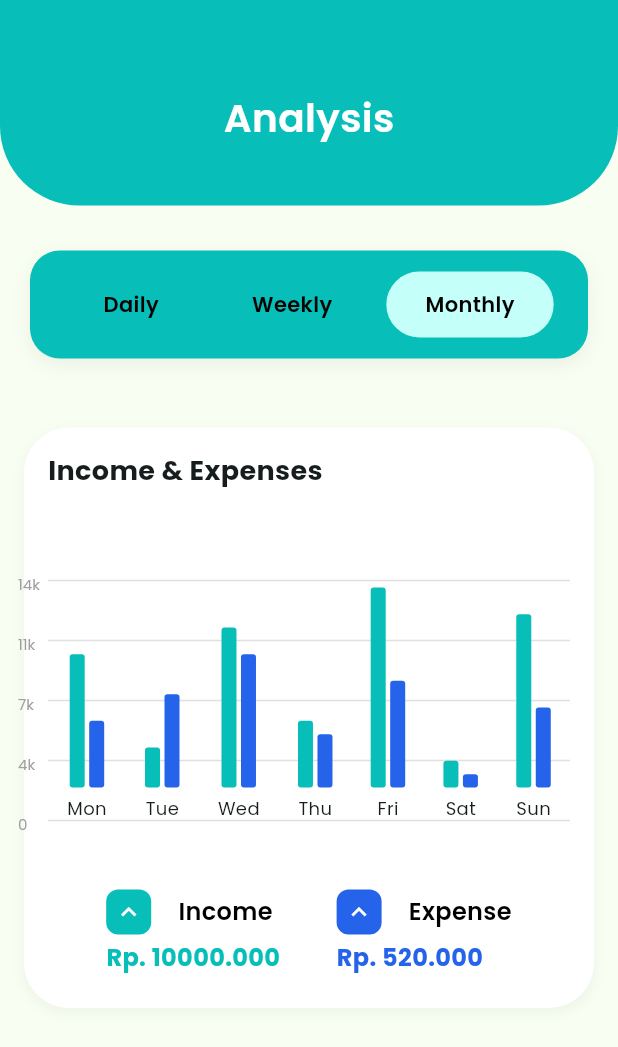
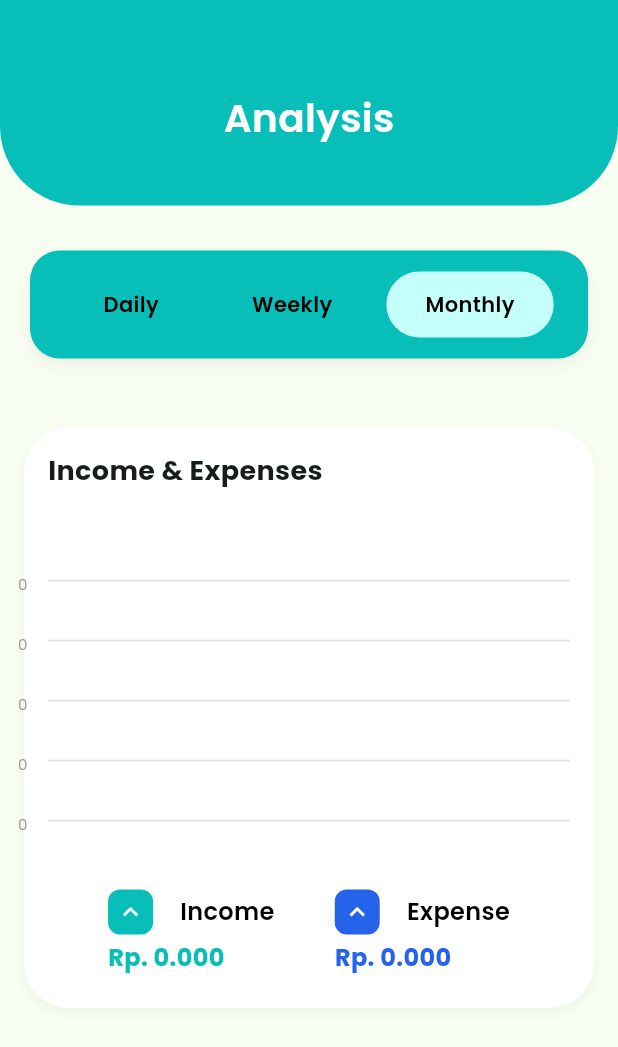
Before and after one commit to asyrafrzki/Dompetku-app, a Flutter app: the AnalyticsPage screen opened directly, after a tap on "Monthly", on a phone screen of 412 x 824 dp. Shown: the top 1047 px of the screen. Run offline on Flutter 3.47's test engine with Material 3 defaults, Android fonts, the phone set to English and light mode, and no system bars; our stand-ins replace cloud_firestore, firebase_auth, firebase_core, google_fonts, table_calendar; accounts and stored records are empty.

```diff
--- a/lib/presentation/pages/analytics/analytics_page.dart
+++ b/lib/presentation/pages/analytics/analytics_page.dart
@@ -2,6 +2,10 @@ import 'package:flutter/material.dart';
 import 'package:google_fonts/google_fonts.dart';
 import 'package:table_calendar/table_calendar.dart';
 import 'dart:math' as math;
+import 'package:cloud_firestore/cloud_firestore.dart';
+import 'package:firebase_auth/firebase_auth.dart';
+import 'package:intl/intl.dart';
+
 import 'package:dompetku/presentation/widgets/custom_page_header.dart';
 import 'package:dompetku/presentation/widgets/income_expense_summary.dart';
 import 'package:dompetku/presentation/widgets/bar_chart_widget.dart';
@@ -18,22 +22,12 @@ class AnalyticsPage extends StatefulWidget {
 }
 
 class _AnalyticsPageState extends State<AnalyticsPage> {
-  final double totalExpense = 520.00;
-  final double income = 10000.00;
-  int _selectedTimeFrame = 0;
+  final User? _currentUser = FirebaseAuth.instance.currentUser;
+  int _selectedTimeFrame = 0; // 0=Daily, 1=Weekly, 2=Monthly
 
-  // Data State dan Chart Data
+  // Data State dan Chart Data (Dihapus karena diganti data real-time)
   DateTime _focusedDay = DateTime.now();
   DateTime? _selectedDay;
-  final List<Map<String, dynamic>> chartData = [
-    {'day': 'Mon', 'income': 10.0, 'expense': 5.0},
-    {'day': 'Tue', 'income': 3.0, 'expense': 7.0},
-    {'day': 'Wed', 'income': 12.0, 'expense': 10.0},
-    {'day': 'Thu', 'income': 5.0, 'expense': 4.0},
-    {'day': 'Fri', 'income': 15.0, 'expense': 8.0},
-    {'day': 'Sat', 'income': 2.0, 'expense': 1.0},
-    {'day': 'Sun', 'income': 13.0, 'expense': 6.0},
-  ];
 
   @override
   void initState() {
@@ -47,11 +41,170 @@ class _AnalyticsPageState extends State<AnalyticsPage> {
     });
   }
 
+  // ====================================================
+  // LOGIKA WAKTU & DATABASE
+  // ====================================================
+
+  /// Menghitung tanggal awal dan akhir untuk query database
+  Map<String, DateTime> _getTimeFrame() {
+    final now = DateTime.now();
+    DateTime startDate;
+    DateTime endDate;
+
+    switch (_selectedTimeFrame) {
+      case 0: // Daily -> Untuk Bar Chart, kita tampilkan Weekly agar ada perbandingan
+        return _getTimeFrameForWeekly();
+
+      case 1: // Weekly
+        return _getTimeFrameForWeekly();
+
+      case 2: // Monthly
+        startDate = DateTime(now.year, now.month, 1);
+        // Akhir bulan (1 milidetik sebelum awal bulan berikutnya)
+        endDate = DateTime(now.year, now.month + 1, 1).subtract(const Duration(milliseconds: 1));
+        break;
+      default:
+      // Fallback: Weekly
+        return _getTimeFrameForWeekly();
+    }
+    return {'start': startDate, 'end': endDate};
+  }
+
+  Map<String, DateTime> _getTimeFrameForWeekly() {
+    final now = DateTime.now();
+    // Cari hari Senin (weekday 1) di minggu ini
+    final daysToSubtract = now.weekday - 1;
+    final startDate = DateTime(now.year, now.month, now.day).subtract(Duration(days: daysToSubtract));
+    // Akhir hari Minggu (1 milidetik sebelum hari Senin minggu depan)
+    final endDate = startDate.add(const Duration(days: 6, hours: 23, minutes: 59, seconds: 59));
+    return {'start': startDate, 'end': endDate};
+  }
+
+  Stream<QuerySnapshot> _getTransactionStream() {
+    if (_currentUser == null) {
+      return const Stream.empty();
+    }
+
+    final timeFrame = _getTimeFrame();
+    final startTimestamp = timeFrame['start'];
+    final endTimestamp = timeFrame['end'];
+
+    return FirebaseFirestore.instance
+        .collection("users")
+        .doc(_currentUser!.uid)
+        .collection("transactions")
+        .where('timestamp', isGreaterThanOrEqualTo: startTimestamp)
+        .where('timestamp', isLessThanOrEqualTo: endTimestamp)
+        .orderBy('timestamp', descending: true)
+        .snapshots();
+  }
+
+  // ====================================================
+  // LOGIKA AGREGASI DATA UNTUK CHART
+  // ====================================================
+
+  List<Map<String, dynamic>> _aggregateChartData(List<QueryDocumentSnapshot> transactions) {
+    final Map<String, double> incomeMap = {};
+    final Map<String, double> expenseMap = {};
+    final List<Map<String, dynamic>> result = [];
+
+    // Tentukan format key untuk agregasi (Day Name/Month Name)
+    String getGroupingKey(DateTime date) {
+      if (_selectedTimeFrame == 2) { // Monthly
+        return DateFormat('MMM').format(date); // Contoh: Jan, Feb
+      }
+      // Weekly/Daily -> Grouping by Day Name
+      return DateFormat('E').format(date); // Contoh: Mon, Tue
+    }
+
+    // Hitung total per group
+    for (var doc in transactions) {
+      final data = doc.data() as Map<String, dynamic>;
+      final double amount = (data['amount'] ?? 0).toDouble();
+      final String type = data['type'] ?? '';
+      final Timestamp? ts = data['timestamp'] as Timestamp?;
+
+      if (ts == null) continue;
+
+      final key = getGroupingKey(ts.toDate());
+
+      if (type == 'income') {
+        incomeMap[key] = (incomeMap[key] ?? 0) + amount;
+      } else {
+        expenseMap[key] = (expenseMap[key] ?? 0) + amount;
+      }
+    }
+
+    // Urutan default untuk Weekly Chart (Senin-Minggu)
+    final List<String> defaultWeeklyOrder = ['Mon', 'Tue', 'Wed', 'Thu', 'Fri', 'Sat', 'Sun'];
+
+    // Gabungkan dan susun data ke format Chart
+    final Set<String> allKeys = {...incomeMap.keys, ...expenseMap.keys};
+
+    if (_selectedTimeFrame != 2) {
+      // Untuk Weekly/Daily, gunakan urutan hari default (7 hari)
+      for (var day in defaultWeeklyOrder) {
+        result.add({
+          'day': day,
+          'income': incomeMap[day] ?? 0.0,
+          'expense': expenseMap[day] ?? 0.0,
+        });
+      }
+    } else {
+      // Untuk Monthly, gunakan semua bulan yang memiliki data
+      for (var monthKey in allKeys) {
+        result.add({
+          'day': monthKey,
+          'income': incomeMap[monthKey] ?? 0.0,
+          'expense': expenseMap[monthKey] ?? 0.0,
+        });
+      }
+    }
+
+    return result;
+  }
+
+  // ====================================================
+  // WIDGET UTAMA
+  // ====================================================
+
   @override
   Widget build(BuildContext context) {
     return Scaffold(
       backgroundColor: secondaryColor,
-      body: SingleChildScrollView(
+      body: StreamBuilder<QuerySnapshot>(
+        stream: _getTransactionStream(),
+        builder: (context, snapshot) {
+          if (snapshot.connectionState == ConnectionState.waiting) {
+            return const Center(child: CircularProgressIndicator(color: primaryColor));
+          }
+          if (snapshot.hasError) {
+            return Center(child: Text("Error: ${snapshot.error}"));
+          }
+
+          final transactions = snapshot.data?.docs ?? [];
+          double currentIncome = 0.0;
+          double currentExpense = 0.0;
+
+          // 1. HITUNG TOTAL INCOME & EXPENSE (Untuk Summary Card)
+          for (var doc in transactions) {
+            final data = doc.data() as Map<String, dynamic>;
+            final double amount = (data['amount'] ?? 0).toDouble();
+            final String type = data['type'] ?? '';
+
+            if (type == 'income') {
+              currentIncome += amount;
+            } else {
+              currentExpense += amount;
+            }
+          }
+
+          // 2. AGREGASI DATA UNTUK CHART
+          final List<Map<String, dynamic>> aggregatedChartData =
+          _aggregateChartData(transactions);
+
+
+          return SingleChildScrollView(
             child: Column(
               children: [
                 CustomPageHeader(
@@ -60,6 +213,8 @@ class _AnalyticsPageState extends State<AnalyticsPage> {
                 ),
 
                 const SizedBox(height: 30),
+
+                // Tombol Time Frame
                 Container(
                   padding: const EdgeInsets.symmetric(vertical: 14, horizontal: 10),
                   margin: const EdgeInsets.symmetric(horizontal: 20),
@@ -100,7 +255,7 @@ class _AnalyticsPageState extends State<AnalyticsPage> {
 
                 const SizedBox(height: 30),
 
-            // Card Utama Analisis
+                // Card Utama Analisis (Chart dan Summary)
                 Padding(
                   padding: const EdgeInsets.all(16.0),
                   child: Container(
@@ -130,29 +285,33 @@ class _AnalyticsPageState extends State<AnalyticsPage> {
                         const SizedBox(height: 20),
                         SizedBox(
                           height: 200,
-                      child: BarChartWidget(data: chartData),
+                          // MENGGUNAKAN DATA REAL-TIME AGREGASI
+                          child: BarChartWidget(data: aggregatedChartData),
                         ),
                         const SizedBox(height: 40),
+                        // MENGGUNAKAN DATA TOTAL REAL-TIME
                         IncomeExpenseSummary(
-                      income: income,
-                      expense: totalExpense,
+                          income: currentIncome,
+                          expense: currentExpense,
                         ),
                       ],
                     ),
                   ),
                 ),
+                const SizedBox(height: 50),
               ],
             ),
+          );
+        },
       ),
     );
   }
 
-  // Logika dialog kalender (dibiarkan di sini karena menggunakan state)
+  // Logika dialog kalender (dibiarkan di sini)
   void _showCalendarDialog(BuildContext context) {
     showDialog(
       context: context,
       builder: (context) {
-        // Placeholder dialog kalender
         return Dialog(
           child: Container(
             padding: const EdgeInsets.all(16),
@@ -161,12 +320,10 @@ class _AnalyticsPageState extends State<AnalyticsPage> {
               children: [
                 Text("Calendar Dialog", style: GoogleFonts.poppins(fontWeight: FontWeight.bold)),
                 const SizedBox(height: 10),
-                // Menggunakan isSameDay di sini yang mungkin menjadi sumber error
                 TableCalendar(
                   focusedDay: _focusedDay,
                   firstDay: DateTime.utc(2020, 1, 1),
                   lastDay: DateTime.utc(2030, 12, 31),
-                  // isSameDay adalah fungsi utilitas dari package:table_calendar
                   selectedDayPredicate: (day) => isSameDay(_selectedDay, day),
                   onDaySelected: (selected, focused) {
                     setState(() {
```
Lines whose indentation alone changed are shown as unchanged.
